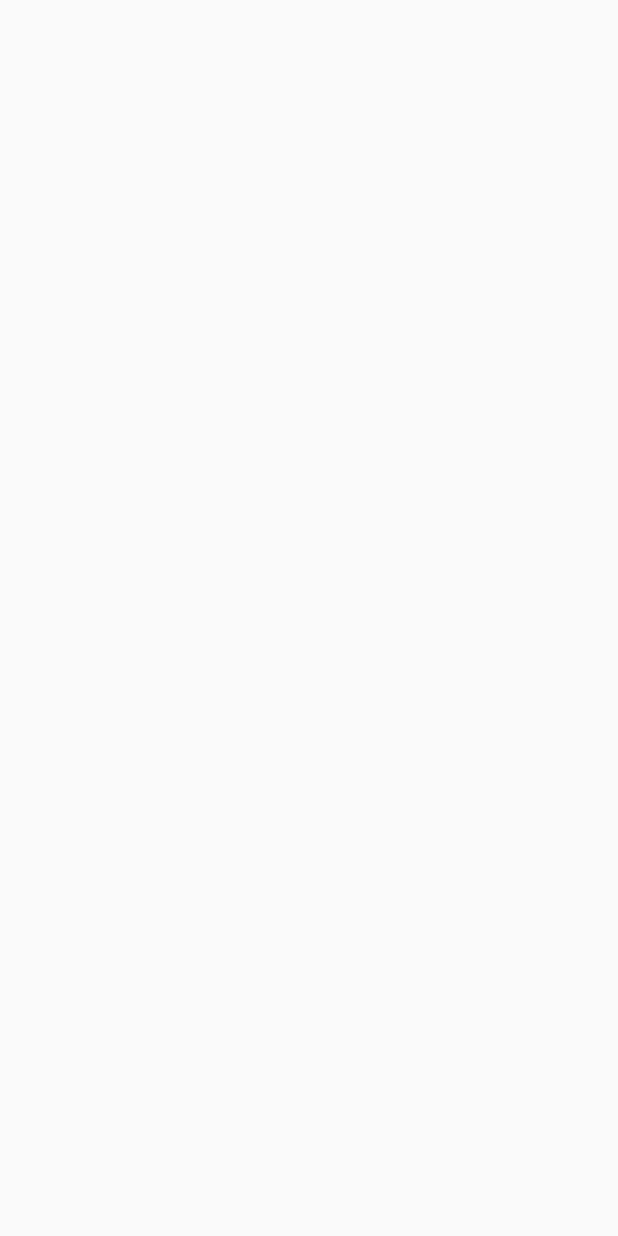
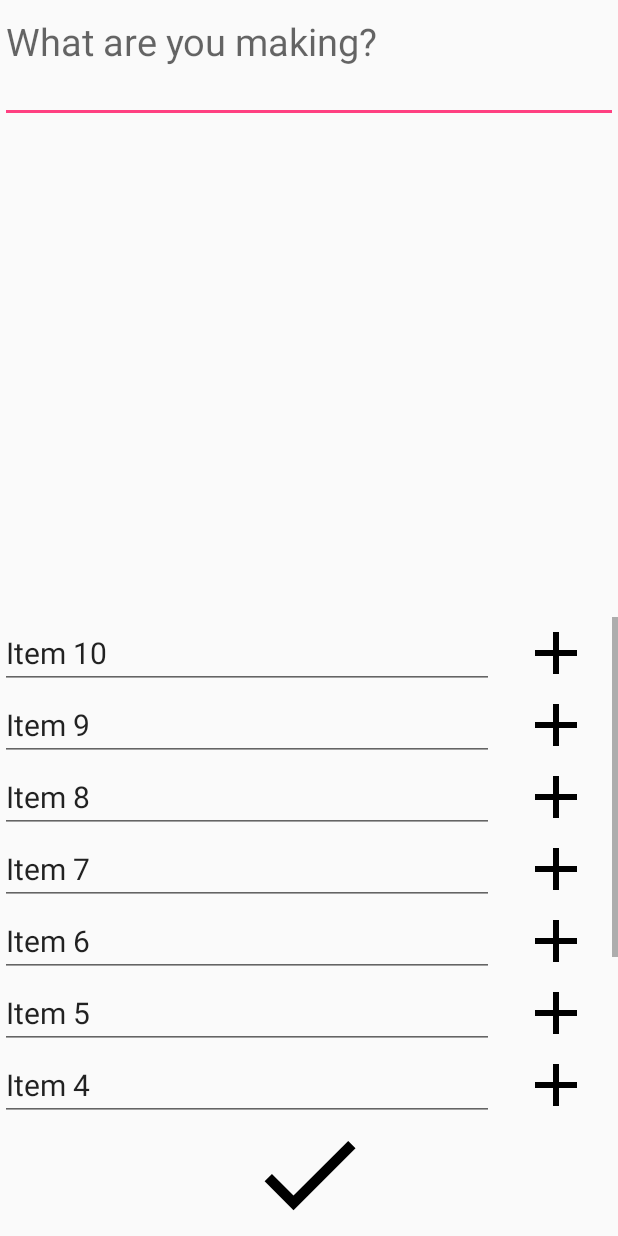
Before and after one commit to tincheleky/wfd-app, an Android app: the NewDishActivity screen opened directly, with no data from a screen before it, on a phone screen of 412 x 824 dp. Before the commit the screen is empty. Run offline under Robolectric (Android 15) with nearby library versions, the phone set to English and light mode, and no system bars.

Commit message:
New Dish Progcessing

```diff
--- a/app/build.gradle
+++ b/app/build.gradle
@@ -25,5 +25,8 @@ dependencies {
         exclude group: 'com.android.support', module: 'support-annotations'
     })
     compile 'com.android.support:appcompat-v7:24.2.0'
+    compile 'com.android.support:cardview-v7:21.0.+'
+    compile 'com.android.support:recyclerview-v7:21.0.+'
     testCompile 'junit:junit:4.12'
+
 }
--- /dev/null
+++ b/app/src/main/java/com/tin/whattoeat/DataAdapter/IngredientDataAdapter.java
@@ -0,0 +1,62 @@
+package com.tin.whattoeat.DataAdapter;
+
+import android.support.v7.widget.RecyclerView;
+import android.view.LayoutInflater;
+import android.view.View;
+import android.view.ViewGroup;
+import android.widget.EditText;
+import android.widget.ImageView;
+import android.widget.TextView;
+
+import com.tin.whattoeat.R;
+
+import org.w3c.dom.Text;
+
+import java.lang.reflect.Array;
+import java.util.ArrayList;
+
+/**
+ * Created by mbp on 9/23/16.
+ */
+
+public class IngredientDataAdapter extends RecyclerView.Adapter<IngredientDataAdapter.ViewHolder>
+{
+    ArrayList<String> dataIngredient = new ArrayList<>();
+
+    public IngredientDataAdapter(ArrayList<String> data)
+    {
+        dataIngredient = data;
+    }
+    class ViewHolder extends RecyclerView.ViewHolder{
+        public EditText ingredientEditText;
+        public ImageView ingredientImageView;
+        ViewHolder(View v)
+        {
+            super(v);
+            ingredientEditText = (EditText) v.findViewById(R.id.option1);
+            ingredientImageView = (ImageView) v.findViewById(R.id.option2);
+        }
+    }
+
+
+    @Override
+    public IngredientDataAdapter.ViewHolder onCreateViewHolder(ViewGroup parent, int viewType) {
+
+        View v = LayoutInflater.from(parent.getContext())
+                .inflate(R.layout.entry_new_ingredient, parent, false);
+        ViewHolder viewHolder = new ViewHolder(v);
+        return viewHolder;
+
+    }
+
+    @Override
+    public void onBindViewHolder(ViewHolder holder, int position) {
+        holder.ingredientEditText.setText(dataIngredient.get(position));
+    }
+
+
+    @Override
+    public int getItemCount() {
+        return dataIngredient.size();
+    }
+}
--- a/app/src/main/java/com/tin/whattoeat/HomeActivity.java
+++ b/app/src/main/java/com/tin/whattoeat/HomeActivity.java
@@ -1,5 +1,6 @@
 package com.tin.whattoeat;
 
+import android.content.Intent;
 import android.graphics.Color;
 import android.support.v7.app.ActionBar;
 import android.support.v7.app.AppCompatActivity;
@@ -20,6 +21,12 @@ public class HomeActivity extends AppCompatActivity {
         setContentView(R.layout.activity_homeactivity);
 
 
+    }
+
+    public void startNewDishActivity(View v)
+    {
+        Intent intent = new Intent(this, NewDishActivity.class);
+        startActivity(intent);
     }
     public void displayAboutUs(View v)
     {
--- a/app/src/main/java/com/tin/whattoeat/NewDishActivity.java
+++ b/app/src/main/java/com/tin/whattoeat/NewDishActivity.java
@@ -1,13 +1,44 @@
 package com.tin.whattoeat;
 
+import android.content.Intent;
 import android.support.v7.app.AppCompatActivity;
 import android.os.Bundle;
+import android.support.v7.widget.LinearLayoutManager;
+import android.support.v7.widget.RecyclerView;
+import android.view.ViewGroup;
+
+import com.tin.whattoeat.DataAdapter.IngredientDataAdapter;
+
+import java.lang.reflect.Array;
+import java.util.ArrayList;
 
 public class NewDishActivity extends AppCompatActivity {
+    private RecyclerView recyclerView;
+    private RecyclerView.Adapter dataAdapter;
+    private RecyclerView.LayoutManager layoutManager;
 
     @Override
     protected void onCreate(Bundle savedInstanceState) {
         super.onCreate(savedInstanceState);
         setContentView(R.layout.activity_new_dish);
+
+        Intent intent = getIntent();
+
+        recyclerView = (RecyclerView)findViewById(R.id.ingredients_add_list);
+        recyclerView.setHasFixedSize(true);
+
+        layoutManager = new LinearLayoutManager(this);
+        recyclerView.setLayoutManager(layoutManager);
+        ArrayList<String> dumbData = new ArrayList<>();
+        int i = 10;
+        while(i > 0)
+        {
+            dumbData.add(new String("Item " + i));
+            i--;
+        }
+        dataAdapter = new IngredientDataAdapter(dumbData);
+        recyclerView.setAdapter(dataAdapter);
+
+
     }
 }
--- /dev/null
+++ b/app/src/main/res/drawable/ic_add_black_24dp.xml
@@ -0,0 +1,9 @@
+<vector xmlns:android="http://schemas.android.com/apk/res/android"
+        android:width="24dp"
+        android:height="24dp"
+        android:viewportWidth="24.0"
+        android:viewportHeight="24.0">
+    <path
+        android:fillColor="#FF000000"
+        android:pathData="M19,13h-6v6h-2v-6H5v-2h6V5h2v6h6v2z"/>
+</vector>
--- /dev/null
+++ b/app/src/main/res/drawable/ic_check_black_24dp.xml
@@ -0,0 +1,9 @@
+<vector xmlns:android="http://schemas.android.com/apk/res/android"
+        android:width="24dp"
+        android:height="24dp"
+        android:viewportWidth="24.0"
+        android:viewportHeight="24.0">
+    <path
+        android:fillColor="#FF000000"
+        android:pathData="M9,16.17L4.83,12l-1.42,1.41L9,19 21,7l-1.41,-1.41z"/>
+</vector>
--- a/app/src/main/res/layout/activity_homeactivity.xml
+++ b/app/src/main/res/layout/activity_homeactivity.xml
@@ -133,7 +133,8 @@
                 android:layout_width="match_parent"
                 android:layout_weight="100"
                 android:src="@drawable/ic_home_add"
-                android:background="@android:color/holo_purple"/>
+                android:background="@android:color/holo_purple"
+                android:onClick="startNewDishActivity"/>
 
 
 
--- a/app/src/main/res/layout/activity_new_dish.xml
+++ b/app/src/main/res/layout/activity_new_dish.xml
@@ -1,13 +1,40 @@
 <?xml version="1.0" encoding="utf-8"?>
-<RelativeLayout xmlns:android="http://schemas.android.com/apk/res/android"
+<LinearLayout xmlns:android="http://schemas.android.com/apk/res/android"
     xmlns:tools="http://schemas.android.com/tools"
     android:id="@+id/activity_new_dish"
     android:layout_width="match_parent"
     android:layout_height="match_parent"
-    android:paddingBottom="@dimen/activity_vertical_margin"
-    android:paddingLeft="@dimen/activity_horizontal_margin"
-    android:paddingRight="@dimen/activity_horizontal_margin"
-    android:paddingTop="@dimen/activity_vertical_margin"
-    tools:context="com.tin.whattoeat.NewDishActivity">
+    tools:context="com.tin.whattoeat.NewDishActivity"
+    android:orientation="vertical"
+    android:weightSum="100">
 
-</RelativeLayout>
+    <EditText
+        android:layout_width="match_parent"
+        android:layout_height="0dp"
+        android:hint="What are you making?"
+        android:textSize="25dp"
+        android:gravity="left"
+        android:layout_gravity="center"
+        android:layout_weight="10"/>
+
+    <ImageView
+        android:layout_width="match_parent"
+        android:layout_height="wrap_content"
+        android:layout_weight="40"/>
+
+    <android.support.v7.widget.RecyclerView
+        android:id="@+id/ingredients_add_list"
+        android:scrollbars="vertical"
+        android:layout_width="match_parent"
+        android:layout_height="0dp"
+        android:layout_weight="40"/>
+
+    <ImageView
+        android:layout_width="match_parent"
+        android:layout_height="0dp"
+        android:layout_weight="10"
+        android:src="@drawable/ic_check_black_24dp"
+        />
+
+
+</LinearLayout>
--- /dev/null
+++ b/app/src/main/res/layout/entry_new_ingredient.xml
@@ -0,0 +1,23 @@
+<?xml version="1.0" encoding="utf-8"?>
+<LinearLayout xmlns:android="http://schemas.android.com/apk/res/android"
+    android:id="@+id/layout_new_ingredient"
+    android:orientation="horizontal"
+    android:layout_width="match_parent"
+    android:layout_height="wrap_content"
+    android:weightSum="100">
+
+    <EditText
+        android:id="@+id/option1"
+        android:layout_width="0dp"
+        android:layout_height="wrap_content"
+        android:layout_weight="80"
+        android:hint="Enter Ingredient"
+        android:textSize="20dp"/>
+
+    <ImageView
+        android:id="@+id/option2"
+        android:layout_width="0dp"
+        android:layout_height="match_parent"
+        android:layout_weight="20"
+        android:src="@drawable/ic_add_black_24dp"/>
+</LinearLayout>
```
Also changed, not shown: app/src/main/ic_add_check_mark-web.png (added), app/src/main/res/mipmap-hdpi/ic_add_check_mark.png (added), app/src/main/res/mipmap-mdpi/ic_add_check_mark.png (added), app/src/main/res/mipmap-xhdpi/ic_add_check_mark.png (added), app/src/main/res/mipmap-xxhdpi/ic_add_check_mark.png (added), app/src/main/res/mipmap-xxxhdpi/ic_add_check_mark.png (added).
